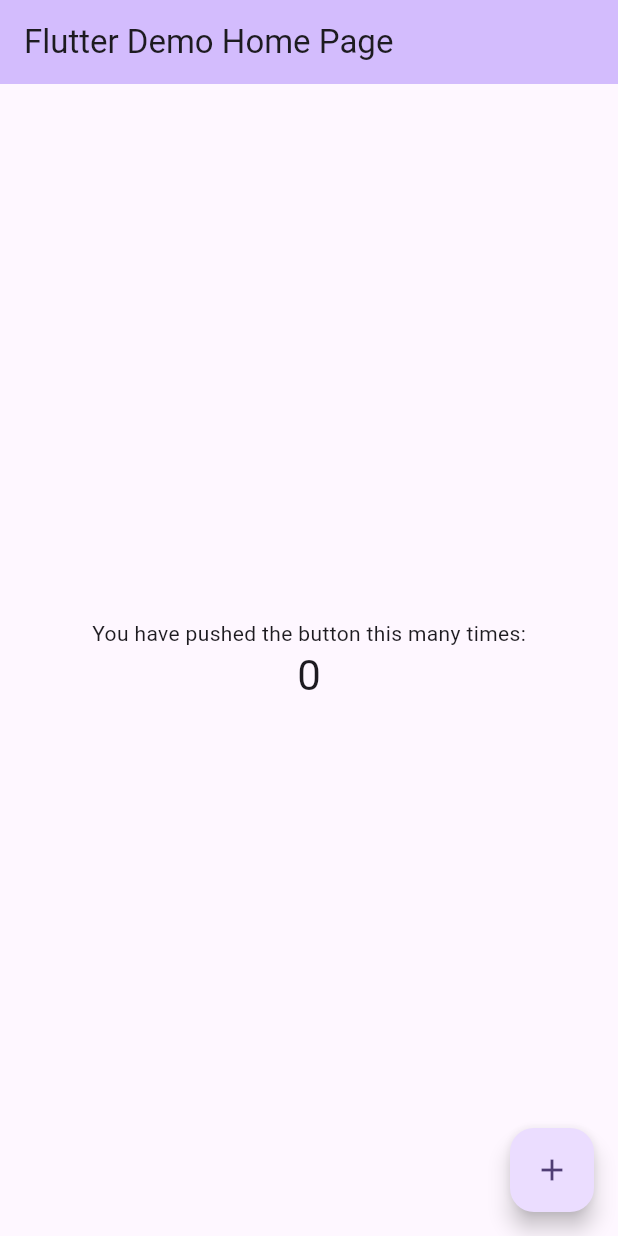
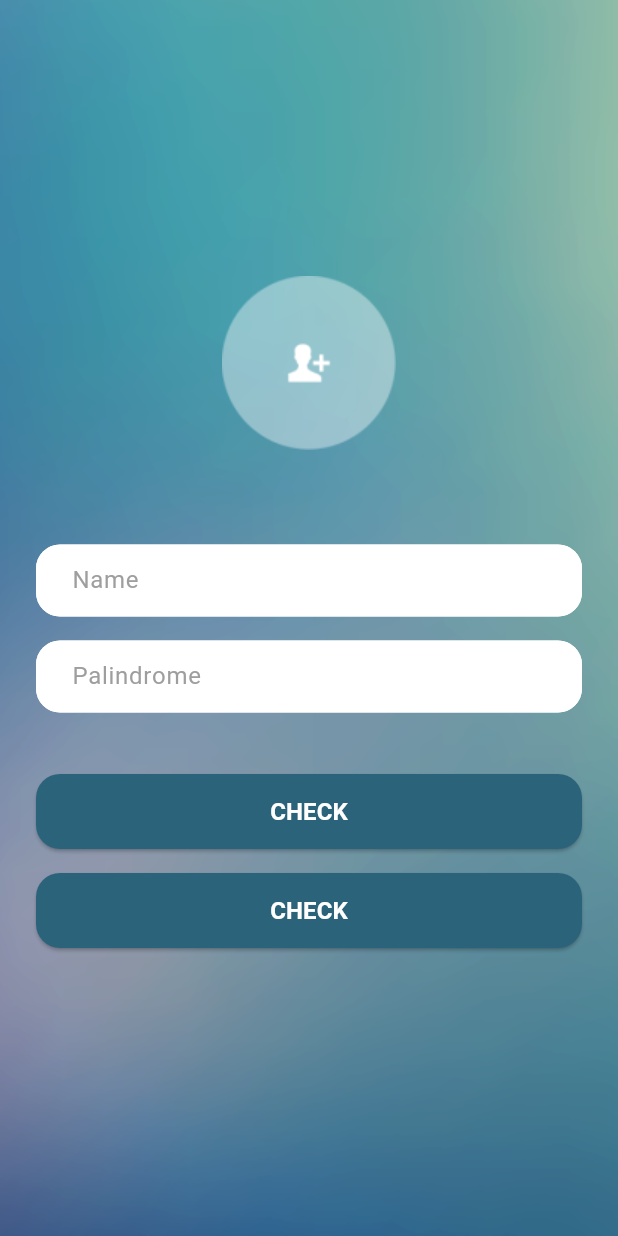
Before and after one commit to ifky06/suitmedia_mobile_dev_test, a Flutter app: the screen it shows after launch, on a phone screen of 412 x 824 dp. Run offline on Flutter 3.47's test engine with Material 3 defaults, Android fonts, the phone set to English and light mode, and no system bars.

Commit message:
styling first screen

```diff
--- /dev/null
+++ b/lib/Theme/custom_theme.dart
@@ -0,0 +1,8 @@
+import 'package:flutter/material.dart';
+
+class CustomTheme {
+  static const screenPadding = EdgeInsets.all(24);
+
+  static const darkBlue = Color(0xff2b637b);
+  static const lightBlue = Color(0xff554AF0);
+}
--- a/lib/main.dart
+++ b/lib/main.dart
@@ -1,4 +1,6 @@
 import 'package:flutter/material.dart';
+import 'package:suitmedia_mobile_dev_test/Theme/custom_theme.dart';
+import 'package:suitmedia_mobile_dev_test/pages/first_screen.dart';
 
 void main() {
   runApp(const MyApp());
@@ -28,98 +30,10 @@
         //
         // This works for code too, not just values: Most code changes can be
         // tested with just a hot reload.
-        colorScheme: ColorScheme.fromSeed(seedColor: Colors.deepPurple),
+        colorScheme: ColorScheme.fromSeed(seedColor: CustomTheme.darkBlue),
         useMaterial3: true,
       ),
-      home: const MyHomePage(title: 'Flutter Demo Home Page'),
+      home: const FirstScreen(),
     );
   }
 }
-
-class MyHomePage extends StatefulWidget {
-  const MyHomePage({super.key, required this.title});
-
-  // This widget is the home page of your application. It is stateful, meaning
-  // that it has a State object (defined below) that contains fields that affect
-  // how it looks.
-
-  // This class is the configuration for the state. It holds the values (in this
-  // case the title) provided by the parent (in this case the App widget) and
-  // used by the build method of the State. Fields in a Widget subclass are
-  // always marked "final".
-
-  final String title;
-
-  @override
-  State<MyHomePage> createState() => _MyHomePageState();
-}
-
-class _MyHomePageState extends State<MyHomePage> {
-  int _counter = 0;
-
-  void _incrementCounter() {
-    setState(() {
-      // This call to setState tells the Flutter framework that something has
-      // changed in this State, which causes it to rerun the build method below
-      // so that the display can reflect the updated values. If we changed
-      // _counter without calling setState(), then the build method would not be
-      // called again, and so nothing would appear to happen.
-      _counter++;
-    });
-  }
-
-  @override
-  Widget build(BuildContext context) {
-    // This method is rerun every time setState is called, for instance as done
-    // by the _incrementCounter method above.
-    //
-    // The Flutter framework has been optimized to make rerunning build methods
-    // fast, so that you can just rebuild anything that needs updating rather
-    // than having to individually change instances of widgets.
-    return Scaffold(
-      appBar: AppBar(
-        // TRY THIS: Try changing the color here to a specific color (to
-        // Colors.amber, perhaps?) and trigger a hot reload to see the AppBar
-        // change color while the other colors stay the same.
-        backgroundColor: Theme.of(context).colorScheme.inversePrimary,
-        // Here we take the value from the MyHomePage object that was created by
-        // the App.build method, and use it to set our appbar title.
-        title: Text(widget.title),
-      ),
-      body: Center(
-        // Center is a layout widget. It takes a single child and positions it
-        // in the middle of the parent.
-        child: Column(
-          // Column is also a layout widget. It takes a list of children and
-          // arranges them vertically. By default, it sizes itself to fit its
-          // children horizontally, and tries to be as tall as its parent.
-          //
-          // Column has various properties to control how it sizes itself and
-          // how it positions its children. Here we use mainAxisAlignment to
-          // center the children vertically; the main axis here is the vertical
-          // axis because Columns are vertical (the cross axis would be
-          // horizontal).
-          //
-          // TRY THIS: Invoke "debug painting" (choose the "Toggle Debug Paint"
-          // action in the IDE, or press "p" in the console), to see the
-          // wireframe for each widget.
-          mainAxisAlignment: MainAxisAlignment.center,
-          children: <Widget>[
-            const Text(
-              'You have pushed the button this many times:',
-            ),
-            Text(
-              '$_counter',
-              style: Theme.of(context).textTheme.headlineMedium,
-            ),
-          ],
-        ),
-      ),
-      floatingActionButton: FloatingActionButton(
-        onPressed: _incrementCounter,
-        tooltip: 'Increment',
-        child: const Icon(Icons.add),
-      ), // This trailing comma makes auto-formatting nicer for build methods.
-    );
-  }
-}
--- /dev/null
+++ b/lib/pages/first_screen.dart
@@ -0,0 +1,116 @@
+import 'package:flutter/material.dart';
+import 'package:suitmedia_mobile_dev_test/Theme/custom_theme.dart';
+
+class FirstScreen extends StatelessWidget {
+  const FirstScreen({super.key});
+
+  @override
+  Widget build(BuildContext context) {
+    return Scaffold(
+      body: Container(
+          constraints: const BoxConstraints.expand(),
+          alignment: Alignment.center,
+          padding: CustomTheme.screenPadding,
+          decoration: const BoxDecoration(
+            image: DecorationImage(
+              image: AssetImage('assets/image/background.png'),
+              fit: BoxFit.cover,
+            ),
+          ),
+          child: SingleChildScrollView(
+            child: Column(
+              mainAxisAlignment: MainAxisAlignment.center,
+              children: [
+                Image.asset('assets/image/ic_photo.png'),
+                const SizedBox(height: 55),
+                Container(
+                  margin: const EdgeInsets.symmetric(vertical: 8),
+                  decoration: BoxDecoration(
+                    color: Colors.white,
+                    borderRadius: BorderRadius.circular(16),
+                  ),
+                  child: TextFormField(
+                    decoration: const InputDecoration(
+                      hintText: 'Name',
+                      hintStyle: TextStyle(color: Colors.grey),
+                      contentPadding: EdgeInsets.symmetric(horizontal: 20),
+                      border: OutlineInputBorder(
+                        borderRadius: BorderRadius.all(Radius.circular(16)),
+                      ),
+                      enabledBorder: OutlineInputBorder(
+                        borderRadius: BorderRadius.all(Radius.circular(16)),
+                        borderSide: BorderSide(color: Colors.white),
+                      ),
+                    ),
+                  ),
+                ),
+                Container(
+                  margin: const EdgeInsets.symmetric(vertical: 8),
+                  decoration: BoxDecoration(
+                    color: Colors.white,
+                    borderRadius: BorderRadius.circular(16),
+                  ),
+                  child: TextFormField(
+                    decoration: const InputDecoration(
+                      hintText: 'Palindrome',
+                      hintStyle: TextStyle(color: Colors.grey),
+                      contentPadding: EdgeInsets.symmetric(horizontal: 20),
+                      border: OutlineInputBorder(
+                        borderRadius: BorderRadius.all(Radius.circular(16)),
+                      ),
+                      enabledBorder: OutlineInputBorder(
+                        borderRadius: BorderRadius.all(Radius.circular(16)),
+                        borderSide: BorderSide(color: Colors.white),
+                      ),
+                    ),
+                  ),
+                ),
+                SizedBox(height: 25),
+                Container(
+                  margin: const EdgeInsets.symmetric(vertical: 8),
+                  height: 50,
+                  width: double.infinity,
+                  child: ElevatedButton(
+                    onPressed: () {},
+                    style: ElevatedButton.styleFrom(
+                      backgroundColor: CustomTheme.darkBlue,
+                      shape: RoundedRectangleBorder(
+                        borderRadius: BorderRadius.circular(16),
+                      ),
+                    ),
+                    child: const Text(
+                      'CHECK',
+                      style: TextStyle(
+                          fontSize: 16,
+                          fontWeight: FontWeight.bold,
+                          color: Colors.white),
+                    ),
+                  ),
+                ),
+                Container(
+                  margin: const EdgeInsets.symmetric(vertical: 8),
+                  height: 50,
+                  width: double.infinity,
+                  child: ElevatedButton(
+                    onPressed: () {},
+                    style: ElevatedButton.styleFrom(
+                      backgroundColor: CustomTheme.darkBlue,
+                      shape: RoundedRectangleBorder(
+                        borderRadius: BorderRadius.circular(16),
+                      ),
+                    ),
+                    child: const Text(
+                      'CHECK',
+                      style: TextStyle(
+                          fontSize: 16,
+                          fontWeight: FontWeight.bold,
+                          color: Colors.white),
+                    ),
+                  ),
+                ),
+              ],
+            ),
+          )),
+    );
+  }
+}
```
Also changed, not shown: pubspec.yaml (+5 -6 lines), assets/image/background.png (added), assets/image/ic_photo.png (added).
